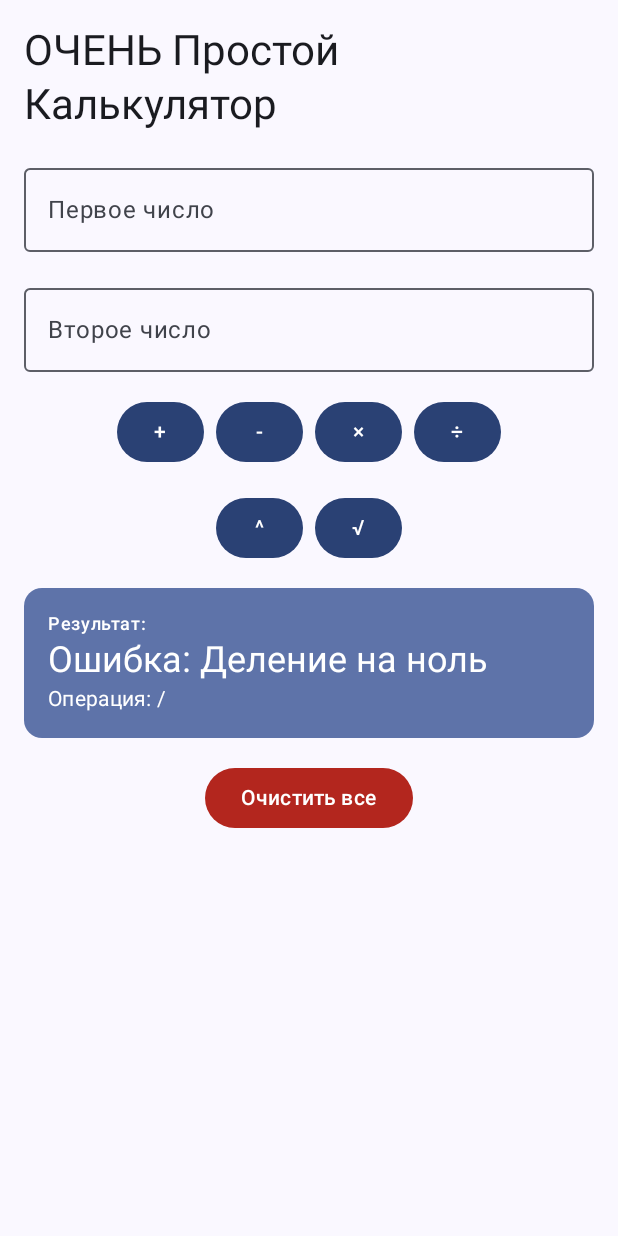
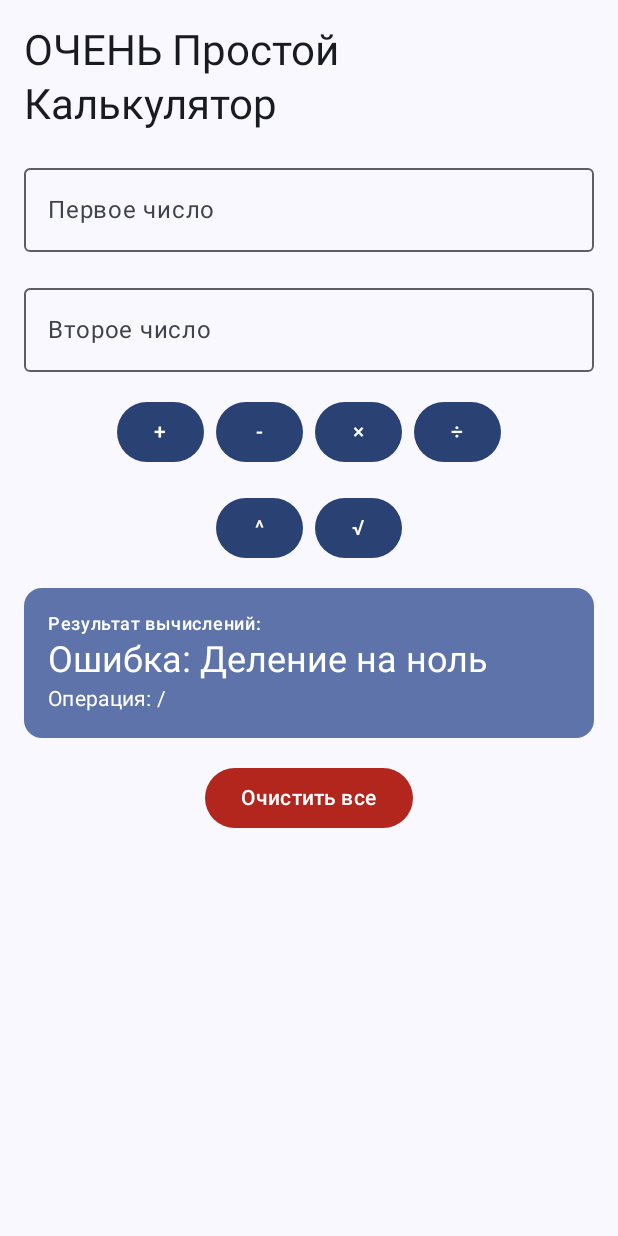
Before and after one commit to NymiKo/AppForTests, an Android app built with Jetpack Compose: the screen it shows after launch (MainActivity), after a tap on an icon or button, on a phone screen of 412 x 824 dp. Run offline under Robolectric (Android 15) with nearby library versions, the phone set to English and light mode, and no system bars.

Commit message:
Update MainActivity

```diff
--- a/app/src/main/java/com/example/appfortests/MainActivity.kt
+++ b/app/src/main/java/com/example/appfortests/MainActivity.kt
@@ -177,7 +177,7 @@ fun CalculatorScreen() {
                     modifier = Modifier.padding(16.dp)
                 ) {
                     Text(
-                        text = "Результат:",
+                        text = "Результат вычислений:",
                         style = MaterialTheme.typography.labelMedium
                     )
                     Text(
```
